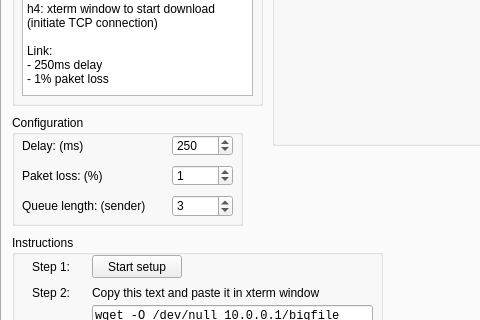
Old version of the form mainwindow.ui in the repository koppd/mt; both pictures show x 0 to 480 and y 127 to 447 of the 565 by 529 pixel window.
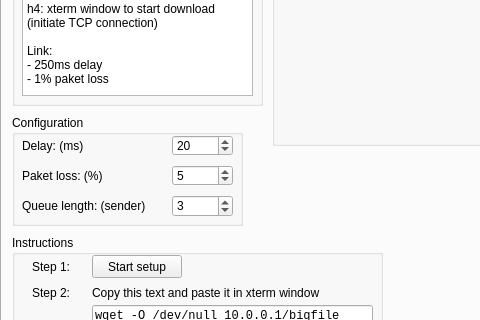
New version of the form. Icons and pictures are not drawn.

The edit to the form file:
```diff
--- a/mainwindow.ui
+++ b/mainwindow.ui
@@ -68,13 +68,13 @@
         <string/>
        </property>
        <property name="maximum">
-        <number>2000</number>
+        <number>5000</number>
        </property>
        <property name="singleStep">
         <number>50</number>
        </property>
        <property name="value">
-        <number>250</number>
+        <number>20</number>
        </property>
       </widget>
       <widget class="QLabel" name="label_10">
@@ -109,7 +109,7 @@
         <number>100</number>
        </property>
        <property name="value">
-        <number>1</number>
+        <number>5</number>
        </property>
       </widget>
       <widget class="QLabel" name="label_11">
```
Left out of the diff: 8 changed lines with no effect on the pictures.
